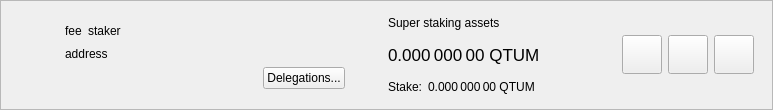
This is src/qt/forms/superstakeritemwidget.ui in equitypay/eqpay as Qt 5 draws it before an edit. The edited form follows.
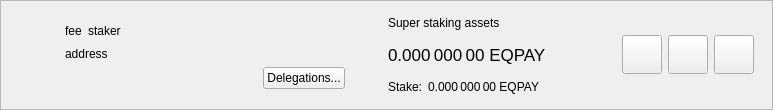
This is the edited form.

Commit message: Rename Qtum -> EqPay

Patch:
```diff
--- a/src/qt/forms/superstakeritemwidget.ui
+++ b/src/qt/forms/superstakeritemwidget.ui
@@ -249,7 +249,7 @@
                   <string>Your current spendable balance</string>
                  </property>
                  <property name="text">
-                  <string notr="true">0.000 000 00 QTUM</string>
+                  <string notr="true">0.000 000 00 EQPAY</string>
                  </property>
                  <property name="alignment">
                   <set>Qt::AlignLeading|Qt::AlignLeft|Qt::AlignVCenter</set>
@@ -283,7 +283,7 @@
                  <item>
                   <widget class="QLabel" name="labelStake">
                    <property name="text">
-                    <string>0.000 000 00 QTUM</string>
+                    <string>0.000 000 00 EQPAY</string>
                    </property>
                    <property name="alignment">
                     <set>Qt::AlignLeading|Qt::AlignLeft|Qt::AlignVCenter</set>
```
The commit also changes 542 other files.
